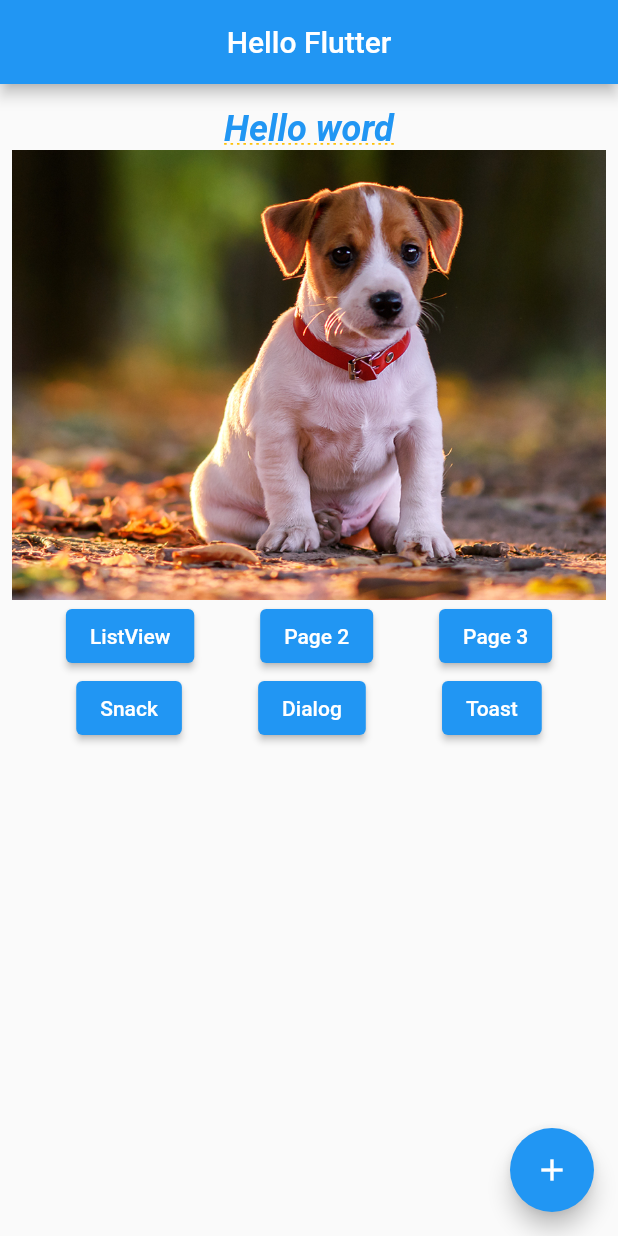
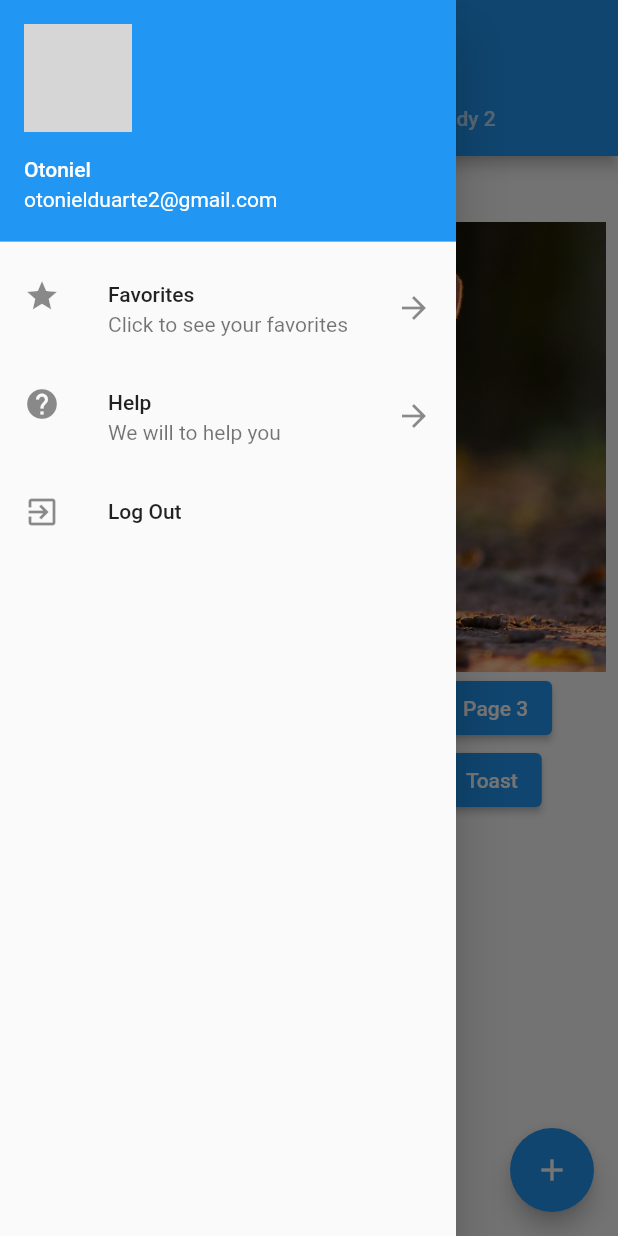
Before and after one commit to otonielduarte/basic-flutter-app, a Flutter app: the screen it shows after launch, with the side drawer open (before the commit the screen has no drawer), on a phone screen of 412 x 824 dp. Run offline on Flutter 3.47's test engine with Material 2 defaults, Android fonts, the phone set to English and light mode, and no system bars; our stand-ins replace fluttertoast; network calls fail; grey boxes are pictures that could not be loaded.

Commit message:
basic widgets

```diff
--- a/lib/modules/home/home.dart
+++ b/lib/modules/home/home.dart
@@ -1,3 +1,4 @@
+import 'package:basic/modules/home/widget/drawer_list.dart';
 import 'package:basic/modules/page1/page1.dart';
 import 'package:basic/modules/page2/hello_page_2.dart';
 import 'package:basic/modules/page3/hello_page_3.dart';
@@ -13,17 +14,35 @@ class Home extends StatelessWidget {
 
   @override
   Widget build(BuildContext context) {
-    return Scaffold(
+    return DefaultTabController(
+      length: 2,
+      child: Scaffold(
         appBar: AppBar(
           title: Text(
             'Hello Flutter',
           ),
-        centerTitle: true,
+          bottom: TabBar(
+            tabs: [
+              Tab(
+                text: "Body 1",
               ),
-      body: _body(context),
+              Tab(
+                text: "Body 2",
+              ),
+            ],
+          ),
+        ),
+        body: TabBarView(
+          children: [
+            _body(context),
+            _buttons(),
+          ],
+        ),
         floatingActionButton: FloatingActionButton(
           onPressed: () => print("floating"),
           child: Icon(Icons.add),
+        ),
+        drawer: DrawerList(),
       ),
     );
   }
--- /dev/null
+++ b/lib/modules/home/widget/drawer_list.dart
@@ -0,0 +1,44 @@
+import 'package:flutter/material.dart';
+
+class DrawerList extends StatelessWidget {
+  const DrawerList();
+
+  @override
+  Widget build(BuildContext context) {
+    return SafeArea(
+      child: Drawer(
+        child: ListView(
+          children: [
+            UserAccountsDrawerHeader(
+              accountName: Text("Otoniel"),
+              accountEmail: Text("otonielduarte2@gmail.com"),
+              currentAccountPicture: CircleAvatar(
+                backgroundImage: NetworkImage(
+                    "http://carismartes.com.br/assets/global/images/avatars/avatar1_big.png"),
+              ),
+            ),
+            ListTile(
+              leading: Icon(Icons.star),
+              title: Text("Favorites"),
+              subtitle: Text("Click to see your favorites"),
+              trailing: Icon(Icons.arrow_forward),
+              onTap: () => Navigator.pop(context),
+            ),
+            ListTile(
+              leading: Icon(Icons.help),
+              title: Text("Help"),
+              subtitle: Text("We will to help you"),
+              trailing: Icon(Icons.arrow_forward),
+              onTap: () => Navigator.pop(context),
+            ),
+            ListTile(
+              leading: Icon(Icons.exit_to_app),
+              title: Text("Log Out"),
+              onTap: () => Navigator.pop(context),
+            ),
+          ],
+        ),
+      ),
+    );
+  }
+}
```
Lines whose indentation alone changed are shown as unchanged.
